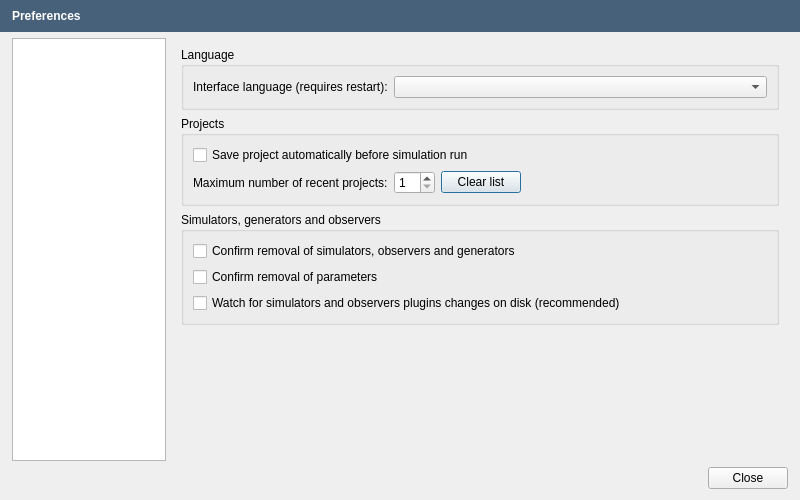
Old version of the form src/apps/openfluid-builder/base/PreferencesDialog.ui in the repository OpenFLUID/openfluid.
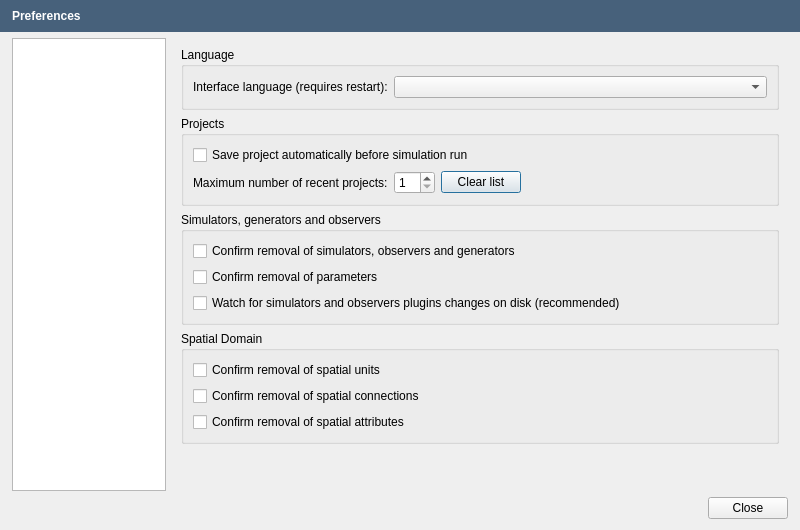
New version of the form.

Commit message:
Added removal of spatial units and connections in OpenFLUID-Builder
* Added ability to remove a spatial unit
* Added ability to remove a complete class of spatial units
* Added ability to remove a connection between two spatial units
* Added confirmation of any removal in spatial domain
* Added configuration of removals confirmation in preferences dialog

(references OpenFLUID/openfluid#291)

The edit to the form file:
```diff
--- a/src/apps/openfluid-builder/base/PreferencesDialog.ui
+++ b/src/apps/openfluid-builder/base/PreferencesDialog.ui
@@ -7,7 +7,7 @@
     <x>0</x>
     <y>0</y>
     <width>800</width>
-    <height>500</height>
+    <height>530</height>
    </rect>
   </property>
   <property name="windowTitle">
@@ -219,6 +219,36 @@
            </layout>
           </widget>
          </item>
+         <item>
+          <widget class="QGroupBox" name="groupBox_8">
+           <property name="title">
+            <string>Spatial Domain</string>
+           </property>
+           <layout class="QVBoxLayout" name="verticalLayout_6">
+            <item>
+             <widget class="QCheckBox" name="UnitsRemovalCheckBox">
+              <property name="text">
+               <string>Confirm removal of spatial units</string>
+              </property>
+             </widget>
+            </item>
+            <item>
+             <widget class="QCheckBox" name="ConnectionsRemovalCheckBox">
+              <property name="text">
+               <string>Confirm removal of spatial connections</string>
+              </property>
+             </widget>
+            </item>
+            <item>
+             <widget class="QCheckBox" name="AttributesRemovalCheckBox">
+              <property name="text">
+               <string>Confirm removal of spatial attributes</string>
+              </property>
+             </widget>
+            </item>
+           </layout>
+          </widget>
+         </item>
          <item>
           <spacer name="verticalSpacer">
            <property name="orientation">
```
Left out of the diff: 2 changed lines with no effect on the pictures. The commit also changes 8 other files.
